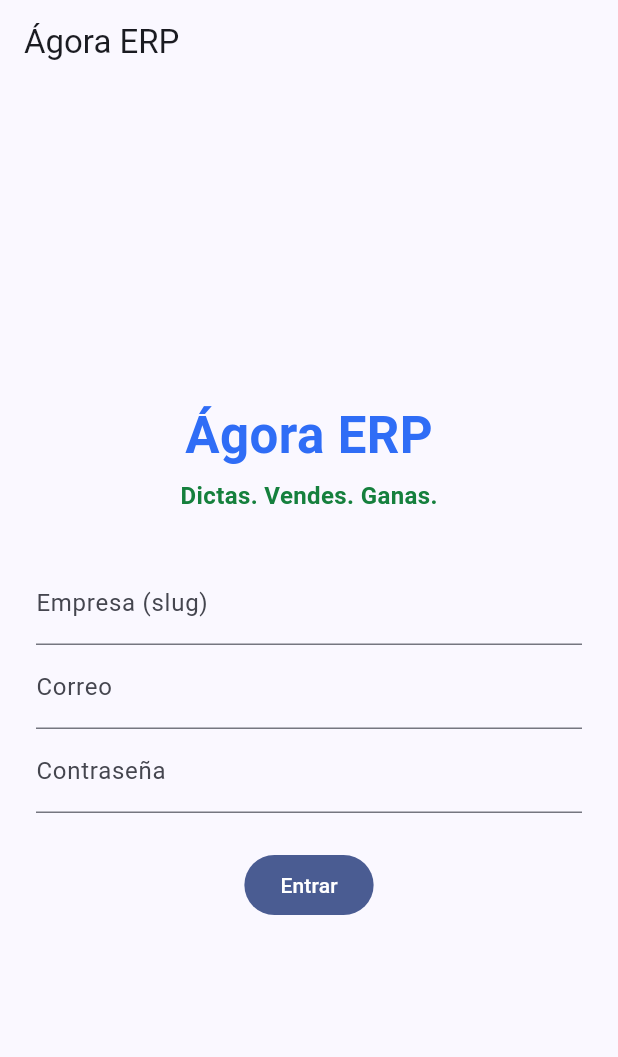
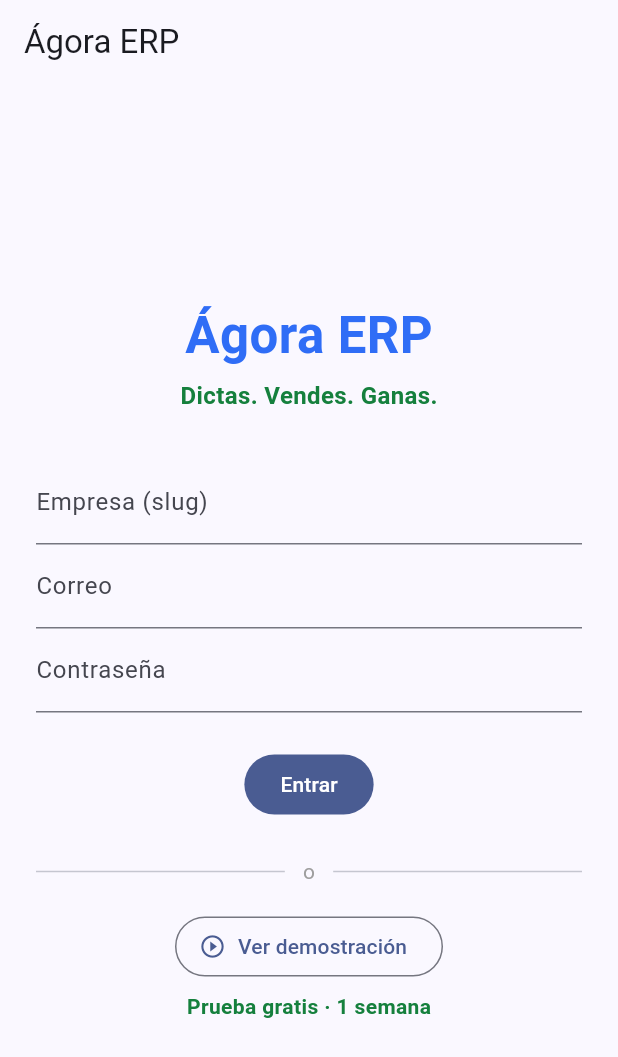
Before and after one commit to antoniogaps-star/agora-erp, a Flutter app: the LoginScreen screen opened directly, on a phone screen of 412 x 824 dp. Shown: the top 1057 px of the screen. Run offline on Flutter 3.47's test engine with Material 3 defaults, Android fonts, the phone set to English and light mode, and no system bars; our stand-ins replace dio, drift, flutter_riverpod, flutter_secure_storage, speech_to_text; missing offline and left inert: sqlcipher_flutter_libs, sqlite3; accounts and stored records are empty; generated files the repository leaves out were written again; statements that could not run were skipped.

Commit message:
Add files via upload

```diff
--- a/mobile/lib/features/auth/auth_repository.dart
+++ b/mobile/lib/features/auth/auth_repository.dart
@@ -1,5 +1,6 @@
 import 'package:dio/dio.dart';
 
+import '../../core/demo.dart';
 import '../../core/jwt.dart';
 import '../../core/secure_store.dart';
 
@@ -57,9 +58,13 @@ class AuthRepository {
 
   Future<bool> hasSession() async => (await _store.refreshToken) != null;
 
+  Future<bool> get isDemo => _store.isDemo;
+
   /// Tenant del usuario, leído del JWT guardado. Se usa para etiquetar los
-  /// registros locales; el servidor lo reimpone al sincronizar.
+  /// registros locales; el servidor lo reimpone al sincronizar. En modo demo
+  /// se usa un tenant fijo local (los datos nunca salen del dispositivo).
   Future<String> currentTenantId() async {
+    if (await _store.isDemo) return kDemoTenantId;
     final token = await _store.accessToken ?? await _store.refreshToken;
     if (token == null) return '';
     return decodeJwtPayload(token)?['tenant_id'] as String? ?? '';
--- a/mobile/lib/features/auth/login_screen.dart
+++ b/mobile/lib/features/auth/login_screen.dart
@@ -84,6 +84,33 @@ class _LoginScreenState extends ConsumerState<LoginScreen> {
               onPressed: isLoading ? null : _submit,
               child: Text(isLoading ? 'Entrando…' : 'Entrar'),
             ),
+            const SizedBox(height: 24),
+            const Row(
+              children: [
+                Expanded(child: Divider()),
+                Padding(
+                  padding: EdgeInsets.symmetric(horizontal: 12),
+                  child: Text('o', style: TextStyle(color: Colors.grey)),
+                ),
+                Expanded(child: Divider()),
+              ],
+            ),
+            const SizedBox(height: 16),
+            OutlinedButton.icon(
+              onPressed: isLoading
+                  ? null
+                  : () => ref.read(authControllerProvider.notifier).enterDemo(),
+              icon: const Icon(Icons.play_circle_outline),
+              label: const Text('Ver demostración'),
+            ),
+            const SizedBox(height: 6),
+            const Text(
+              'Prueba gratis · 1 semana',
+              style: TextStyle(
+                fontWeight: FontWeight.w600,
+                color: Color(0xFF15803D),
+              ),
+            ),
           ],
         ),
       ),
```
